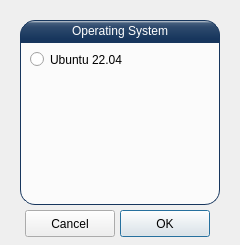
ainfosec/FISSURE, file UI/install.ui: the form before one commit.
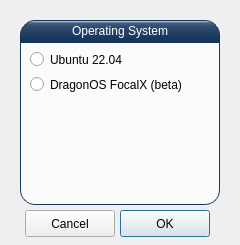
The form after the commit.

Commit message: Adding DragonOS FocalX (beta) to installer, more links to Tools menu

Diff of the .ui file:
```diff
--- a/UI/install.ui
+++ b/UI/install.ui
@@ -107,6 +107,22 @@
      <string>Ubuntu 22.04</string>
     </property>
    </widget>
+   <widget class="QRadioButton" name="radioButton_dragonos_focalx">
+    <property name="enabled">
+     <bool>true</bool>
+    </property>
+    <property name="geometry">
+     <rect>
+      <x>10</x>
+      <y>30</y>
+      <width>185</width>
+      <height>25</height>
+     </rect>
+    </property>
+    <property name="text">
+     <string>DragonOS FocalX (beta)</string>
+    </property>
+   </widget>
   </widget>
  </widget>
  <resources/>
```
The commit also changes 8 other files.
